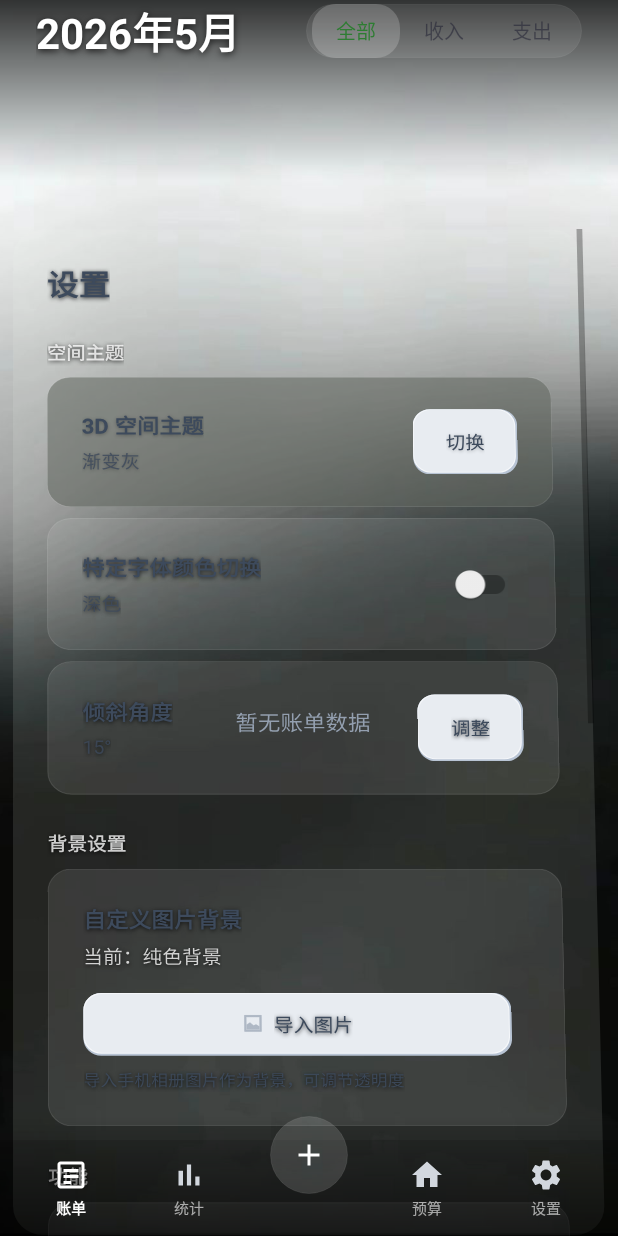
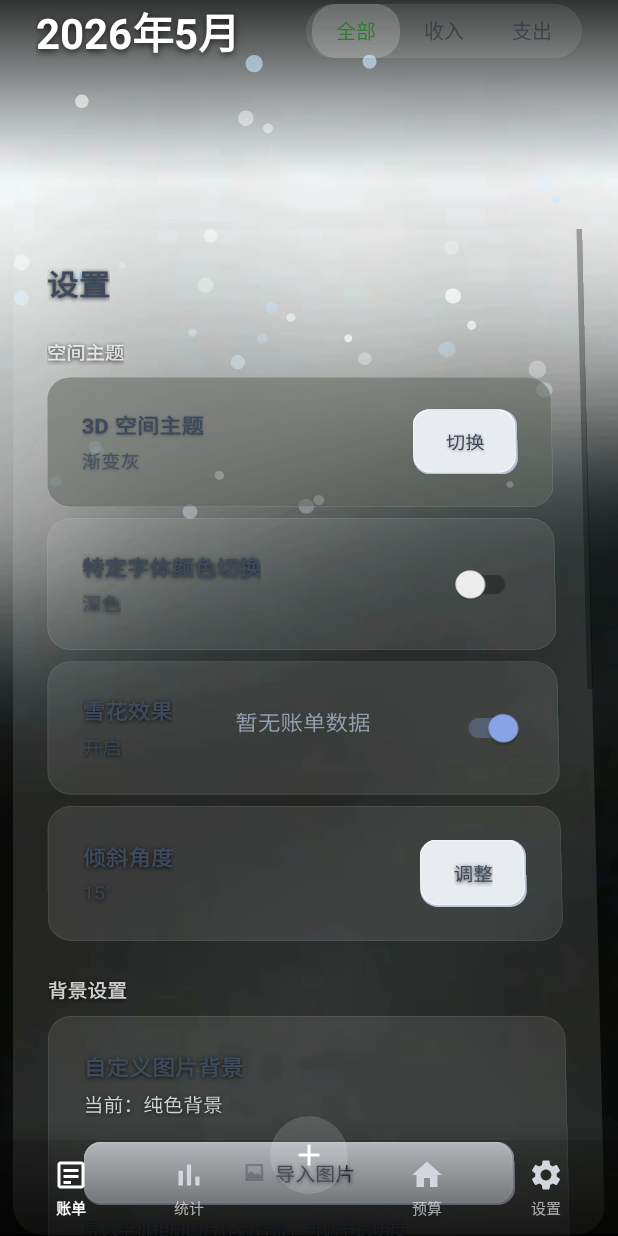
Before and after one commit to cxkdz/MicBill, an Android app: the fragment SettingsFragment placed in its activity, on a phone screen of 412 x 824 dp. Run offline under Robolectric (Android 15) with nearby library versions, the phone set to English and light mode, and no system bars.

Commit message:
添加雪花飘落动画效果

```diff
--- a/app/src/main/java/com/billbook/app/MainActivity.kt
+++ b/app/src/main/java/com/billbook/app/MainActivity.kt
@@ -75,6 +75,9 @@ class MainActivity : AppCompatActivity() {
     private lateinit var statusBarGradient: View
     private lateinit var bottomGradient: View
 
+    // 雪花动画
+    private lateinit var snowfallView: View
+
     // WindowInsets controller for status bar icon color
     private lateinit var insetsController: WindowInsetsControllerCompat
 
@@ -144,6 +147,7 @@ class MainActivity : AppCompatActivity() {
         tvDayDate = findViewById(R.id.tvDayDate)
         tvDayExpense = findViewById(R.id.tvDayExpense)
         tvDayIncome = findViewById(R.id.tvDayIncome)
+        snowfallView = findViewById(R.id.snowfallView)
 
         // CRITICAL: pivot at bottom edge for correct 3D rotation
         backgroundPlane.post {
@@ -373,6 +377,7 @@ class MainActivity : AppCompatActivity() {
         findViewById<View>(R.id.fragmentContainer).visibility = View.GONE
         vpDayBills.visibility = View.VISIBLE
         daySummary.visibility = View.VISIBLE
+        snowfallView.visibility = View.VISIBLE
         tvEmpty.visibility = View.GONE
         headerLayer.visibility = View.VISIBLE
         refreshBillData()
@@ -662,6 +667,7 @@ class MainActivity : AppCompatActivity() {
     private fun loadFragment(fragment: Fragment) {
         findViewById<View>(R.id.fragmentContainer).visibility = View.VISIBLE
         vpDayBills.visibility = View.GONE
+        snowfallView.visibility = View.GONE
         daySummary.visibility = View.GONE
         tvEmpty.visibility = View.GONE
         headerLayer.visibility = View.GONE
--- /dev/null
+++ b/app/src/main/java/com/billbook/app/animation/SnowfallView.kt
@@ -0,0 +1,164 @@
+package com.billbook.app.animation
+
+import android.animation.ValueAnimator
+import android.content.Context
+import android.graphics.Canvas
+import android.graphics.Color
+import android.graphics.Paint
+import android.util.AttributeSet
+import android.view.View
+import android.view.animation.LinearInterpolator
+import com.billbook.app.util.ThemeManager
+import kotlin.math.sin
+import kotlin.random.Random
+
+class SnowfallView @JvmOverloads constructor(
+    context: Context,
+    attrs: AttributeSet? = null,
+    defStyleAttr: Int = 0
+) : View(context, attrs, defStyleAttr) {
+
+    private data class Snowflake(
+        var x: Float,
+        var y: Float,
+        var size: Float,
+        var speed: Float,
+        var alpha: Int,
+        var rotation: Float,
+        var rotationSpeed: Float,
+        var driftAmplitude: Float,
+        var driftFrequency: Float,
+        var phase: Float,
+        var color: Int
+    )
+
+    private val snowflakes = mutableListOf<Snowflake>()
+    private val paint = Paint(Paint.ANTI_ALIAS_FLAG)
+    private var animator: ValueAnimator? = null
+    private var time = 0f
+    private val density = resources.displayMetrics.density
+    private var fallHeightPx = 0f
+
+    private val snowColors = intArrayOf(
+        Color.parseColor("#80FFFFFF"),
+        Color.parseColor("#80C8E6FF"),
+        Color.parseColor("#60E0F0FF"),
+        Color.parseColor("#90FFFFFF")
+    )
+
+    init {
+        repeat(18) {
+            snowflakes.add(createSnowflake(startRandomY = true))
+        }
+    }
+
+    private fun createSnowflake(startRandomY: Boolean): Snowflake {
+        return Snowflake(
+            x = Random.nextFloat(),
+            y = if (startRandomY) Random.nextFloat() * 0.3f else -Random.nextFloat() * 0.1f,
+            size = (2 + Random.nextFloat() * 4) * density,
+            speed = 0.4f + Random.nextFloat() * 1.2f,
+            alpha = (80 + Random.nextFloat() * 130).toInt(),
+            rotation = Random.nextFloat() * 360f,
+            rotationSpeed = 1f + Random.nextFloat() * 2f,
+            driftAmplitude = (8 + Random.nextFloat() * 12) * density,
+            driftFrequency = 0.3f + Random.nextFloat() * 0.8f,
+            phase = Random.nextFloat() * Math.PI.toFloat() * 2,
+            color = snowColors[Random.nextInt(snowColors.size)]
+        )
+    }
+
+    fun setFallHeight(heightDp: Int) {
+        fallHeightPx = heightDp * density
+    }
+
+    override fun onAttachedToWindow() {
+        super.onAttachedToWindow()
+        val tm = ThemeManager(context)
+        if (!tm.isSnowEnabled()) {
+            visibility = GONE
+            return
+        }
+        startAnimation()
+    }
+
+    override fun onDetachedFromWindow() {
+        super.onDetachedFromWindow()
+        stopAnimation()
+    }
+
+    override fun onVisibilityChanged(changedView: View, visibility: Int) {
+        super.onVisibilityChanged(changedView, visibility)
+        if (visibility == VISIBLE) {
+            val tm = ThemeManager(context)
+            if (tm.isSnowEnabled()) startAnimation()
+        } else {
+            stopAnimation()
+        }
+    }
+
+    private fun startAnimation() {
+        if (animator?.isRunning == true) return
+        animator = ValueAnimator.ofFloat(0f, 1f).apply {
+            duration = 16L
+            repeatCount = ValueAnimator.INFINITE
+            interpolator = LinearInterpolator()
+            addUpdateListener {
+                time += 0.016f
+                updateSnowflakes()
+                invalidate()
+            }
+            start()
+        }
+    }
+
+    private fun stopAnimation() {
+        animator?.cancel()
+        animator = null
+    }
+
+    private fun updateSnowflakes() {
+        val h = height.toFloat()
+        if (h == 0f) return
+        val limit = if (fallHeightPx > 0) fallHeightPx else h
+
+        for (s in snowflakes) {
+            s.y += s.speed / h
+            s.rotation += s.rotationSpeed
+
+            if (s.y * h >= limit) {
+                s.x = Random.nextFloat()
+                s.y = -Random.nextFloat() * 0.05f
+                s.alpha = (80 + Random.nextFloat() * 130).toInt()
+                s.size = (2 + Random.nextFloat() * 4) * density
+                s.speed = 0.4f + Random.nextFloat() * 1.2f
+                s.color = snowColors[Random.nextInt(snowColors.size)]
+            }
+        }
+    }
+
+    override fun onDraw(canvas: Canvas) {
+        super.onDraw(canvas)
+        val w = width.toFloat()
+        val h = height.toFloat()
+        if (w == 0f || h == 0f) return
+        val limit = if (fallHeightPx > 0) fallHeightPx else h
+
+        for (s in snowflakes) {
+            val drawY = s.y * h
+            if (drawY > limit) continue
+
+            val drift = sin((time * s.driftFrequency + s.phase).toDouble()).toFloat() * s.driftAmplitude
+            val drawX = s.x * w + drift
+
+            val fadeRatio = 1f - (drawY / limit).coerceIn(0f, 1f) * 0.6f
+            paint.color = s.color
+            paint.alpha = (s.alpha * fadeRatio).toInt().coerceIn(0, 255)
+
+            canvas.save()
+            canvas.rotate(s.rotation, drawX, drawY)
+            canvas.drawCircle(drawX, drawY, s.size, paint)
+            canvas.restore()
+        }
+    }
+}
--- a/app/src/main/java/com/billbook/app/fragment/SettingsFragment.kt
+++ b/app/src/main/java/com/billbook/app/fragment/SettingsFragment.kt
@@ -70,6 +70,7 @@ class SettingsFragment : Fragment() {
 
         setupThemeEditor()
         setupDarkModeSwitch()
+        setupSnowSwitch()
         setupTiltAngle()
         setupCustomImageBg()
 
@@ -255,6 +256,18 @@ class SettingsFragment : Fragment() {
             } else {
                 AppCompatDelegate.setDefaultNightMode(AppCompatDelegate.MODE_NIGHT_NO)
             }
+            requireActivity().recreate()
+        }
+    }
+
+    private fun setupSnowSwitch() {
+        val isEnabled = themeManager.isSnowEnabled()
+        binding.switchSnow.isChecked = isEnabled
+        binding.tvSnowStatus.text = if (isEnabled) "开启" else "关闭"
+
+        binding.switchSnow.setOnCheckedChangeListener { _, isChecked ->
+            themeManager.setSnowEnabled(isChecked)
+            binding.tvSnowStatus.text = if (isChecked) "开启" else "关闭"
             requireActivity().recreate()
         }
     }
--- a/app/src/main/java/com/billbook/app/util/ThemeManager.kt
+++ b/app/src/main/java/com/billbook/app/util/ThemeManager.kt
@@ -34,6 +34,7 @@ class ThemeManager(context: Context) {
         const val KEY_TILT_ANGLE = "tilt_angle"
         const val KEY_CUSTOM_DIORAMA_URI = "custom_diorama_uri"
         const val KEY_TEXT_COLOR_MODE = "text_color_mode"
+        const val KEY_SNOW_ENABLED = "snow_enabled"
 
         const val BG_MODE_COLOR = 0
         const val BG_MODE_CUSTOM_IMAGE = 1
@@ -369,6 +370,16 @@ class ThemeManager(context: Context) {
         prefs.edit().putInt(KEY_TEXT_COLOR_MODE, mode.coerceIn(0, 2)).apply()
     }
 
+    // ========== 雪花效果 ==========
+
+    fun isSnowEnabled(): Boolean {
+        return prefs.getBoolean(KEY_SNOW_ENABLED, true)
+    }
+
+    fun setSnowEnabled(enabled: Boolean) {
+        prefs.edit().putBoolean(KEY_SNOW_ENABLED, enabled).apply()
+    }
+
     fun getEffectivePalette(): ThemePalette {
         val key = getCurrentPaletteKey()
         if (key == "custom") {
--- a/app/src/main/res/layout/activity_main.xml
+++ b/app/src/main/res/layout/activity_main.xml
@@ -105,6 +105,14 @@
             android:visibility="gone" />
     </FrameLayout>
 
+    <!-- Layer 2.5: 雪花飘落动画层（主页） -->
+    <com.billbook.app.animation.SnowfallView
+        android:id="@+id/snowfallView"
+        android:layout_width="match_parent"
+        android:layout_height="match_parent"
+        android:clickable="false"
+        android:focusable="false" />
+
     <!-- Layer 3: 浮动 Header（不参与3D倾斜） -->
     <LinearLayout
         android:id="@+id/headerLayer"
--- a/app/src/main/res/layout/fragment_budget.xml
+++ b/app/src/main/res/layout/fragment_budget.xml
@@ -7,6 +7,13 @@
     <!-- 气泡动画层（在内容下方绘制，不拦截触摸） -->
     <com.billbook.app.animation.CardBubbleView
         android:id="@+id/cardBubbleView"
+        android:layout_width="match_parent"
+        android:layout_height="match_parent"
+        android:clickable="false"
+        android:focusable="false" />
+
+    <!-- 雪花飘落动画层 -->
+    <com.billbook.app.animation.SnowfallView
         android:layout_width="match_parent"
         android:layout_height="match_parent"
         android:clickable="false"
--- a/app/src/main/res/layout/fragment_home.xml
+++ b/app/src/main/res/layout/fragment_home.xml
@@ -1,10 +1,21 @@
 <?xml version="1.0" encoding="utf-8"?>
-<ScrollView xmlns:android="http://schemas.android.com/apk/res/android"
+<FrameLayout xmlns:android="http://schemas.android.com/apk/res/android"
     xmlns:app="http://schemas.android.com/apk/res-auto"
     android:layout_width="match_parent"
-    android:layout_height="match_parent"
-    android:background="@android:color/transparent"
-    android:fillViewport="true">
+    android:layout_height="match_parent">
+
+    <!-- 雪花飘落动画层 -->
+    <com.billbook.app.animation.SnowfallView
+        android:layout_width="match_parent"
+        android:layout_height="match_parent"
+        android:clickable="false"
+        android:focusable="false" />
+
+    <ScrollView
+        android:layout_width="match_parent"
+        android:layout_height="match_parent"
+        android:background="@android:color/transparent"
+        android:fillViewport="true">
 
     <LinearLayout
         android:layout_width="match_parent"
@@ -187,3 +198,4 @@
             android:layout_height="24dp" />
     </LinearLayout>
 </ScrollView>
+</FrameLayout>
--- a/app/src/main/res/layout/fragment_query.xml
+++ b/app/src/main/res/layout/fragment_query.xml
@@ -1,8 +1,19 @@
 <?xml version="1.0" encoding="utf-8"?>
-<ScrollView xmlns:android="http://schemas.android.com/apk/res/android"
+<FrameLayout xmlns:android="http://schemas.android.com/apk/res/android"
     xmlns:app="http://schemas.android.com/apk/res-auto"
     android:layout_width="match_parent"
     android:layout_height="match_parent">
+
+    <!-- 雪花飘落动画层 -->
+    <com.billbook.app.animation.SnowfallView
+        android:layout_width="match_parent"
+        android:layout_height="match_parent"
+        android:clickable="false"
+        android:focusable="false" />
+
+    <ScrollView
+        android:layout_width="match_parent"
+        android:layout_height="match_parent">
 
     <LinearLayout
         android:layout_width="match_parent"
@@ -112,3 +123,4 @@
         </LinearLayout>
     </LinearLayout>
 </ScrollView>
+</FrameLayout>
--- a/app/src/main/res/layout/fragment_settings.xml
+++ b/app/src/main/res/layout/fragment_settings.xml
@@ -1,9 +1,20 @@
 <?xml version="1.0" encoding="utf-8"?>
-<ScrollView xmlns:android="http://schemas.android.com/apk/res/android"
+<FrameLayout xmlns:android="http://schemas.android.com/apk/res/android"
     xmlns:app="http://schemas.android.com/apk/res-auto"
     android:layout_width="match_parent"
-    android:layout_height="match_parent"
-    android:background="@android:color/transparent">
+    android:layout_height="match_parent">
+
+    <!-- 雪花飘落动画层 -->
+    <com.billbook.app.animation.SnowfallView
+        android:layout_width="match_parent"
+        android:layout_height="match_parent"
+        android:clickable="false"
+        android:focusable="false" />
+
+    <ScrollView
+        android:layout_width="match_parent"
+        android:layout_height="match_parent"
+        android:background="@android:color/transparent">
 
     <LinearLayout
         android:layout_width="match_parent"
@@ -116,6 +127,48 @@
 
             <androidx.appcompat.widget.SwitchCompat
                 android:id="@+id/switchDarkMode"
+                android:layout_width="wrap_content"
+                android:layout_height="wrap_content"
+                android:thumbTint="@color/colorPrimary"
+                android:trackTint="@color/divider" />
+        </LinearLayout>
+
+        <!-- 雪花效果 -->
+        <LinearLayout
+            android:layout_width="match_parent"
+            android:layout_height="wrap_content"
+            android:layout_marginTop="@dimen/spacing_sm"
+            android:background="@drawable/bg_glass_card"
+            android:gravity="center_vertical"
+            android:orientation="horizontal"
+            android:padding="@dimen/spacing_lg">
+
+            <LinearLayout
+                android:layout_width="0dp"
+                android:layout_height="wrap_content"
+                android:layout_weight="1"
+                android:orientation="vertical">
+
+                <TextView
+                    android:layout_width="wrap_content"
+                    android:layout_height="wrap_content"
+                    android:text="雪花效果"
+                    android:textColor="@color/text_primary"
+                    android:textSize="@dimen/text_md"
+                    android:textStyle="bold" />
+
+                <TextView
+                    android:id="@+id/tvSnowStatus"
+                    android:layout_width="wrap_content"
+                    android:layout_height="wrap_content"
+                    android:layout_marginTop="4dp"
+                    android:text="开启"
+                    android:textColor="@color/text_secondary"
+                    android:textSize="@dimen/text_sm" />
+            </LinearLayout>
+
+            <androidx.appcompat.widget.SwitchCompat
+                android:id="@+id/switchSnow"
                 android:layout_width="wrap_content"
                 android:layout_height="wrap_content"
                 android:thumbTint="@color/colorPrimary"
@@ -637,3 +690,4 @@
             android:layout_height="24dp" />
     </LinearLayout>
 </ScrollView>
+</FrameLayout>
--- a/app/src/main/res/layout/fragment_statistics.xml
+++ b/app/src/main/res/layout/fragment_statistics.xml
@@ -1,9 +1,20 @@
 <?xml version="1.0" encoding="utf-8"?>
-<ScrollView xmlns:android="http://schemas.android.com/apk/res/android"
+<FrameLayout xmlns:android="http://schemas.android.com/apk/res/android"
     android:layout_width="match_parent"
-    android:layout_height="match_parent"
-    android:background="@android:color/transparent"
-    android:fillViewport="true">
+    android:layout_height="match_parent">
+
+    <!-- 雪花飘落动画层 -->
+    <com.billbook.app.animation.SnowfallView
+        android:layout_width="match_parent"
+        android:layout_height="match_parent"
+        android:clickable="false"
+        android:focusable="false" />
+
+    <ScrollView
+        android:layout_width="match_parent"
+        android:layout_height="match_parent"
+        android:background="@android:color/transparent"
+        android:fillViewport="true">
 
     <LinearLayout
         android:layout_width="match_parent"
@@ -184,3 +195,4 @@
             android:layout_height="@dimen/spacing_lg" />
     </LinearLayout>
 </ScrollView>
+</FrameLayout>
```
